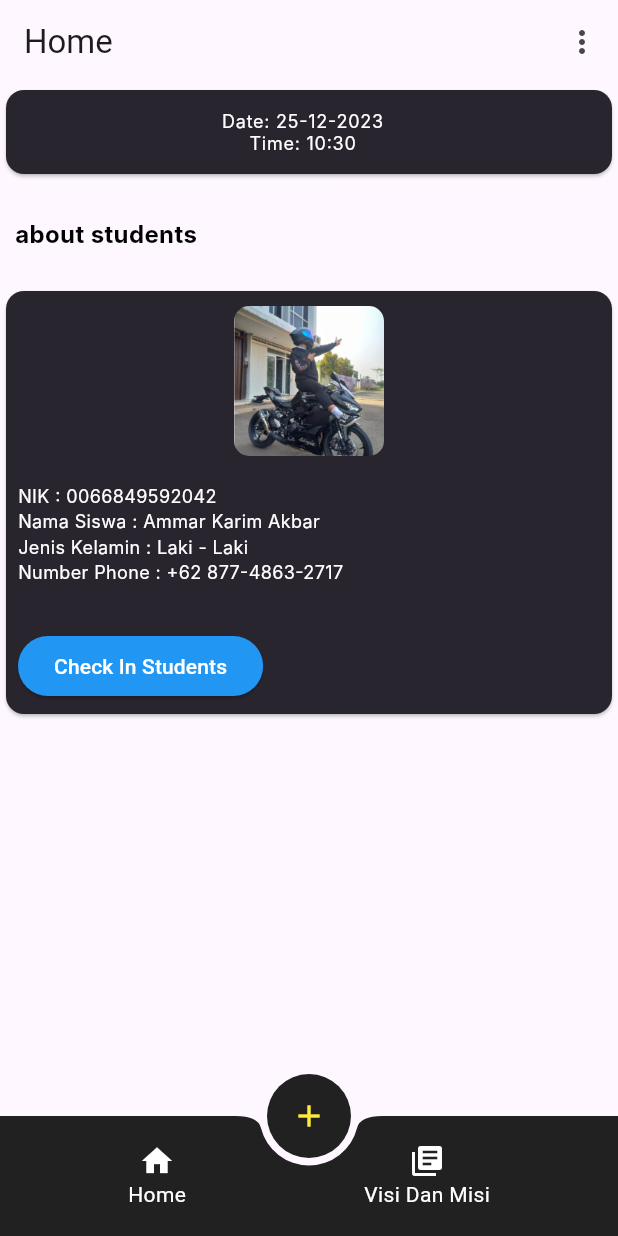
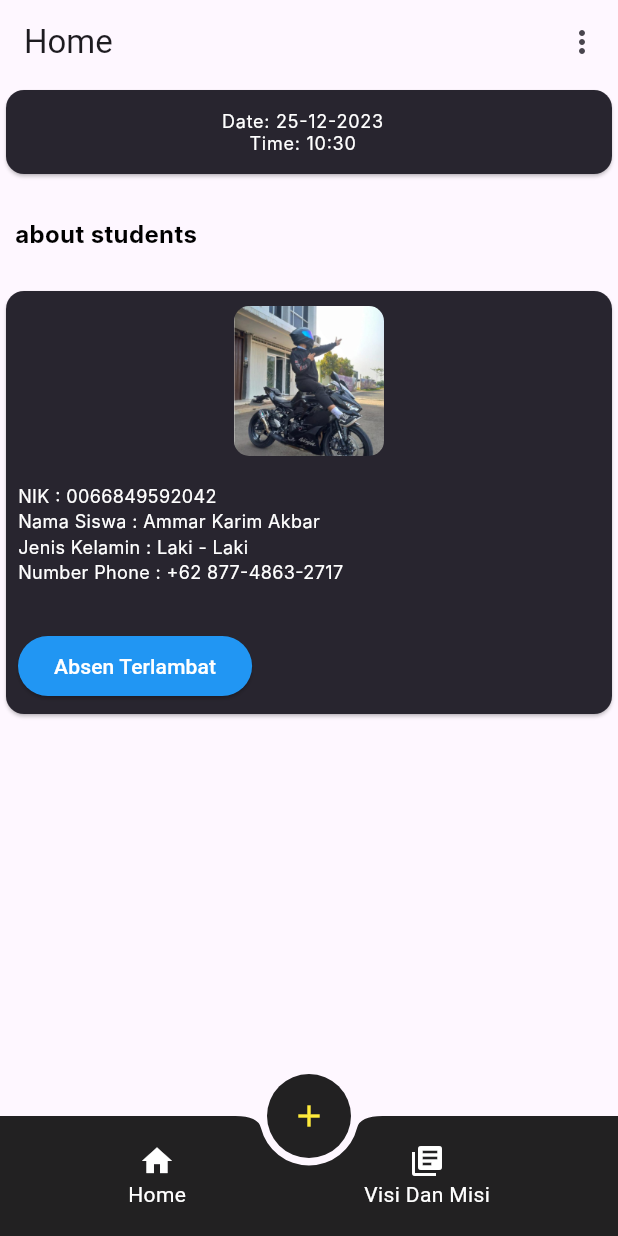
Before and after one commit to wibowo-fauzan/mobile-bk, a Flutter app: the screen it shows after launch, on a phone screen of 412 x 824 dp. Run offline on Flutter 3.47's test engine with Material 3 defaults, Android fonts, the phone set to English and light mode, and no system bars; Roboto replaces fonts that are missing (Inter).

Commit message:
proggres 95%

```diff
--- a/lib/screen/home.dart
+++ b/lib/screen/home.dart
@@ -10,15 +10,26 @@ class HomeScreen extends StatelessWidget {
     DateTime now = DateTime.now();
     String formattedDate = "${now.day}-${now.month}-${now.year}";
     String formattedTime = "${now.hour}:${now.minute}";
+
+    // Mendapatkan jam saat ini
+    int currentHour = now.hour;
+    int currentMinute = now.minute;
+
+// Mengecek apakah waktu saat ini berada di antara jam 06:00 dan 07:45
     // absen masuk
-    String absenmasukstart = '06:45';
-    String absenmasukend = '07:40';
+    bool logicabsenmasuk =
+        currentHour == 6 && currentMinute >= 0 && currentHour < 8;
     // absen masuk end
 
+    // absen terlambat
+    bool logicabsenterlambat = currentHour >= 8 && currentHour < 16;
+    // absen terlambat end
+
     // absen pulang
-    String textpulangstart = '17:30';
-    String textpulangend = '17:59';
+    bool logicabsenpulang =
+        currentHour == 17 && currentMinute >= 0 && currentHour < 18;
     // absen pulang end
+
     return Scaffold(
       appBar: AppBar(
         title: Text("Home"),
@@ -165,11 +176,11 @@ class HomeScreen extends StatelessWidget {
                             fontWeight: FontWeight.w400,
                           ),
                         ),
+                        // absen masuk
                         SizedBox(
                           height: 10,
                         ),
-                        if (formattedTime.compareTo(absenmasukstart) >= 0 &&
-                            formattedTime.compareTo(absenmasukend) <= 0)
+                        if (logicabsenmasuk)
                           Text(
                             'Absen Masuk: ',
                             style: TextStyle(
@@ -179,8 +190,8 @@ class HomeScreen extends StatelessWidget {
                               fontWeight: FontWeight.w400,
                             ),
                           ),
-                        if (formattedTime.compareTo(textpulangstart) >= 0 &&
-                            formattedTime.compareTo(textpulangend) <= 0)
+                        // absen pulang
+                        if (logicabsenpulang)
                           Text(
                             'Absen Pulang: ',
                             style: TextStyle(
@@ -193,18 +204,39 @@ class HomeScreen extends StatelessWidget {
                         SizedBox(
                           height: 20,
                         ),
-                        ElevatedButton(
-                          onPressed: () {
-                            // Fungsi yang akan dijalankan saat tombol ditekan
-                            // Gantilah dengan logika yang sesuai untuk aplikasi Anda
-                          },
-                          style: ElevatedButton.styleFrom(
-                            primary: Colors.blue, // Warna latar belakang tombol
-                            onPrimary: Colors.white, // Warna teks tombol
+                        if (logicabsenmasuk)
+                          ElevatedButton(
+                            onPressed: () {},
+                            style: ElevatedButton.styleFrom(
+                              primary:
+                                  Colors.blue, // Warna latar belakang tombol
+                              onPrimary: Colors.white, // Warna teks tombol
+                            ),
+                            child: Text('Absen Masuk',
+                                style: TextStyle(color: Colors.white)),
                           ),
-                          child: Text('Check In Students',
-                              style: TextStyle(color: Colors.white)),
-                        ),
+                        if (logicabsenterlambat)
+                          ElevatedButton(
+                            onPressed: () {},
+                            style: ElevatedButton.styleFrom(
+                              primary:
+                                  Colors.blue, // Warna latar belakang tombol
+                              onPrimary: Colors.white, // Warna teks tombol
+                            ),
+                            child: Text('Absen Terlambat',
+                                style: TextStyle(color: Colors.white)),
+                          ),
+                        if (logicabsenpulang)
+                          ElevatedButton(
+                            onPressed: () {},
+                            style: ElevatedButton.styleFrom(
+                              primary:
+                                  Colors.blue, // Warna latar belakang tombol
+                              onPrimary: Colors.white, // Warna teks tombol
+                            ),
+                            child: Text('Absen Pulang',
+                                style: TextStyle(color: Colors.white)),
+                          ),
                       ],
                     ),
                   ),
```
